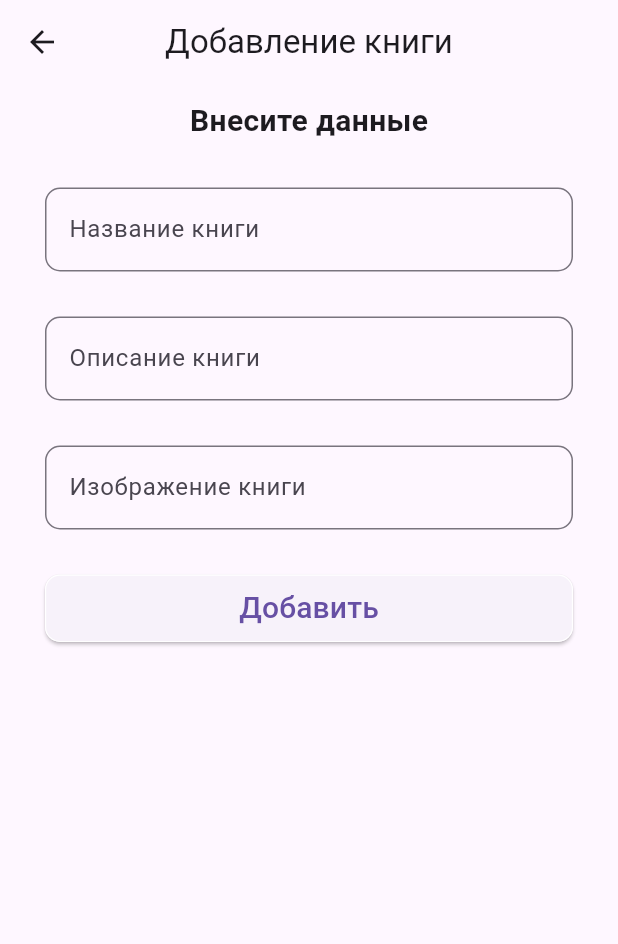
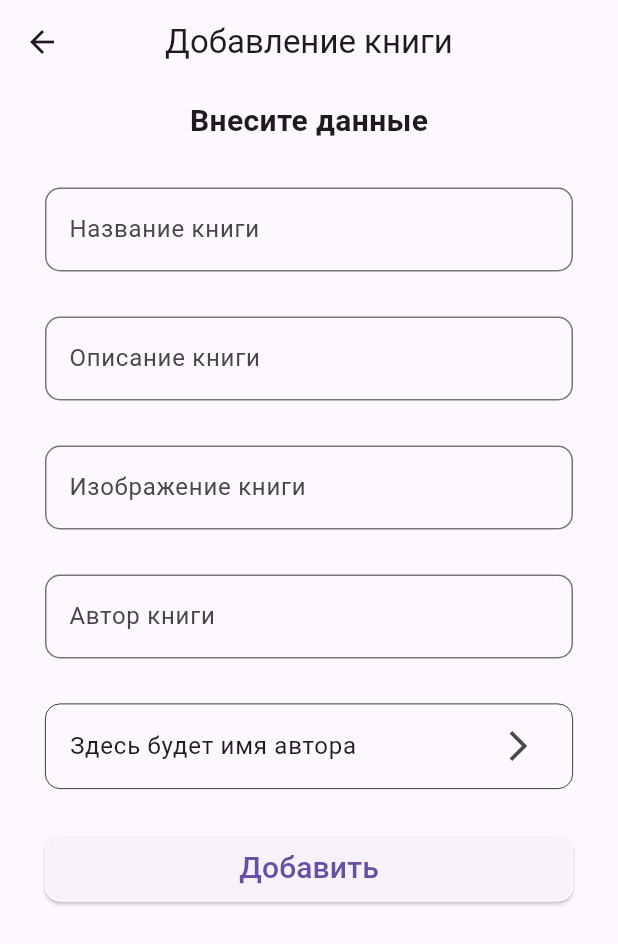
Before and after one commit to SokolovAndr/my_library_flutter, a Flutter app: the BookScreen screen opened directly, on a phone screen of 412 x 824 dp. Shown: the top 944 px of the screen. Run offline on Flutter 3.47's test engine with Material 3 defaults, Android fonts, the phone set to English and light mode, and no system bars; our stand-ins replace sqflite; accounts and stored records are empty.

Commit message:
дальнейшая работа

```diff
--- a/lib/models/book_model.dart
+++ b/lib/models/book_model.dart
@@ -3,20 +3,25 @@ class Book {
   final String title;
   final String description;
   final String image;
+  final int? authorId;
 
-  const Book({required this.title, required this.description, required this.image, this.id});
+  const Book({required this.title, required this.description, required this.image, this.id, this.authorId});
 
   factory Book.fromJson(Map<String, dynamic> json) => Book(
       id: json['id'],
       title: json['title'],
       description: json['description'],
-      image: json['image']
+      image: json['image'],
+      authorId: json['authorId'],
   );
 
   Map<String, dynamic> toJson() => {
         'id': id,
         'title': title,
         'description': description,
-        'image': image
+        'image': image,
+        'authorId': authorId
       };
+
+  //function is required to convert a Book object into a map object that can be stored in the database.
 }
--- /dev/null
+++ b/lib/models/book_model_new.dart
@@ -0,0 +1,25 @@
+class NewBook {
+  final int? id;
+  final String title;
+  final String description;
+  final String image;
+  final String author;
+
+  const NewBook({required this.title, required this.description, required this.image, this.id, required this.author});
+
+  factory NewBook.fromJson(Map<String, dynamic> json) => NewBook(
+    id: json['id'],
+    title: json['title'],
+    description: json['description'],
+    image: json['image'],
+    author: json['author'],
+  );
+
+  Map<String, dynamic> toJson() => {
+    'id': id,
+    'title': title,
+    'description': description,
+    'image': image,
+    'author': author
+  };
+}
--- a/lib/screens/book_screen.dart
+++ b/lib/screens/book_screen.dart
@@ -1,27 +1,36 @@
 import 'package:flutter/material.dart';
 import 'package:my_library_flutter/models/book_model.dart';
+import 'package:my_library_flutter/screens/authors_for_choosing_screen.dart';
+import 'package:my_library_flutter/screens/authors_screen.dart';
 import 'package:my_library_flutter/services/database_helper.dart';
 
-class BookScreen extends StatelessWidget {
+class BookScreen extends StatefulWidget {
   final Book? book;
   const BookScreen({Key? key, this.book}) : super(key: key);
 
+  @override
+  State<BookScreen> createState() => _BookScreenState();
+}
+
+class _BookScreenState extends State<BookScreen> {
   @override
   Widget build(BuildContext context) {
     final titleController = TextEditingController();
     final descriptionController = TextEditingController();
     final imageController = TextEditingController();
+    final authorController = TextEditingController();
 
-    if (book != null) {
-      titleController.text = book!.title;
-      descriptionController.text = book!.description;
-      imageController.text = book!.image;
+    if (widget.book != null) {
+      titleController.text = widget.book!.title;
+      descriptionController.text = widget.book!.description;
+      imageController.text = widget.book!.image;
+      authorController.text = widget.book!.authorId.toString();
     }
 
     return Scaffold(
       //resizeToAvoidBottomInset: false,
       appBar: AppBar(
-        title: Text(book == null ? 'Добавление книги' : 'Редактирование книги'),
+        title: Text(widget.book == null ? 'Добавление книги' : 'Редактирование книги'),
         centerTitle: true,
       ),
       body: Padding(
@@ -97,6 +106,58 @@ class BookScreen extends StatelessWidget {
                 //maxLines: 5,
               ),
             ),
+            Padding(
+              padding: const EdgeInsets.only(top: 30.0),
+              child: TextFormField(
+                controller: authorController,
+                decoration: const InputDecoration(
+                    hintText: 'Автор',
+                    labelText: 'Автор книги',
+                    border: OutlineInputBorder(
+                        borderSide: BorderSide(
+                          color: Colors.white,
+                          width: 0.75,
+                        ),
+                        borderRadius: BorderRadius.all(
+                          Radius.circular(10.0),
+                        ))),
+                keyboardType: TextInputType.multiline,
+                onChanged: (str) {},
+                //maxLines: 5,
+              ),
+            ),
+            Padding(
+              padding: const EdgeInsets.only(top: 30.0),
+              child: ListTile(
+                shape: RoundedRectangleBorder(
+                  side: BorderSide(width: 0.5),
+                  borderRadius: BorderRadius.circular(10), //<-- SEE HERE
+                ),
+                title: Text("Здесь будет имя автора"),
+                trailing: const Icon(Icons.arrow_forward_ios),
+                onTap: ()  async {
+                  await Navigator.push(
+                      context,
+                      MaterialPageRoute(
+                          builder: (context) =>
+                              const AuthorsForChoosingScreen()
+                      ));
+                  setState(() {});
+                },
+              ),
+            ),
+/*            Padding(
+              padding: const EdgeInsets.only(top: 30.0),
+              child: ListTile(
+                shape: RoundedRectangleBorder(
+                  side: BorderSide(width: 0.5),
+                  borderRadius: BorderRadius.circular(10), //<-- SEE HERE
+                ),
+                title: Text("Здесь будет выбор жанра"),
+                trailing: const Icon(Icons.arrow_forward_ios),
+                onTap: () {},
+              ),
+            ),*/
             const Spacer(),
             Padding(
               padding: const EdgeInsets.only(bottom: 20.0, top: 30),
@@ -108,10 +169,12 @@ class BookScreen extends StatelessWidget {
                       final title = titleController.value.text;
                       final description = descriptionController.value.text;
                       final image = imageController.value.text;
+                      final author = authorController.value.text;
 
                       if (title.isEmpty ||
                           description.isEmpty ||
-                          image.isEmpty) {
+                          image.isEmpty||
+                          author.isEmpty) {
                         return;
                       }
 
@@ -119,8 +182,9 @@ class BookScreen extends StatelessWidget {
                           title: title,
                           description: description,
                           image: image,
-                          id: book?.id);
-                      if (book == null) {
+                          authorId: int.parse(author),
+                          id: widget.book?.id);
+                      if (widget.book == null) {
                         await DatabaseHelper.addBook(model);
                       } else {
                         await DatabaseHelper.updateBook(model);
@@ -139,7 +203,7 @@ class BookScreen extends StatelessWidget {
                                   Radius.circular(10.0),
                                 )))),
                     child: Text(
-                      book == null ? 'Добавить' : 'Редактировать',
+                      widget.book == null ? 'Добавить' : 'Редактировать',
                       style: const TextStyle(fontSize: 20),
                     )),
               ),
@@ -147,123 +211,6 @@ class BookScreen extends StatelessWidget {
           ],
         ),
       ),
-
-      /*Padding(
-        padding: const EdgeInsets.symmetric(vertical: 10, horizontal: 30),
-        child:
-        Column(
-          children: [
-            const Padding(
-              padding: EdgeInsets.only(bottom: 30),
-              child: Center(
-                child: Text(
-                  'Внесите данные',
-                  style: TextStyle(fontSize: 20, fontWeight: FontWeight.bold),
-                ),
-              ),
-            ),
-            Padding(
-              padding: const EdgeInsets.only(bottom: 30.0),
-              child: TextFormField(
-                controller: titleController,
-                textCapitalization: TextCapitalization.sentences,  //текст с заглавной буквы
-                maxLines: 1,
-                decoration: const InputDecoration(
-                    hintText: 'Название',
-                    labelText: 'Название книги',
-                    border: OutlineInputBorder(
-                        borderSide: BorderSide(
-                          color: Colors.white,
-                          width: 0.75,
-                        ),
-                        borderRadius: BorderRadius.all(
-                          Radius.circular(10.0),
-                        ))),
-              ),
-            ),
-            TextFormField(
-              controller: descriptionController,
-              textCapitalization: TextCapitalization.sentences,
-              decoration: const InputDecoration(
-                  hintText: 'Описание',
-                  labelText: 'Описание книги',
-                  border: OutlineInputBorder(
-                      borderSide: BorderSide(
-                        color: Colors.white,
-                        width: 0.75,
-                      ),
-                      borderRadius: BorderRadius.all(
-                        Radius.circular(10.0),
-                      ))),
-              keyboardType: TextInputType.multiline,
-              onChanged: (str) {},
-              //maxLines: 5,
-              maxLines: 1,
-            ),
-            Padding(
-              padding: const EdgeInsets.only(top: 30.0),
-              child: TextFormField(
-                controller: imageController,
-                decoration: const InputDecoration(
-                    hintText: 'Изображение',
-                    labelText: 'Изображение книги',
-                    border: OutlineInputBorder(
-                        borderSide: BorderSide(
-                          color: Colors.white,
-                          width: 0.75,
-                        ),
-                        borderRadius: BorderRadius.all(
-                          Radius.circular(10.0),
-                        ))),
-                keyboardType: TextInputType.multiline,
-                onChanged: (str) {},
-                //maxLines: 5,
-              ),
-            ),
-            const Spacer(),
-            Padding(
-              padding: const EdgeInsets.only(bottom: 20.0),
-              child: SizedBox(
-                height: 45,
-                width: MediaQuery.of(context).size.width,
-                child: ElevatedButton(
-                    onPressed: () async {
-                      final title = titleController.value.text;
-                      final description = descriptionController.value.text;
-                      final image = imageController.value.text;
-
-                      if (title.isEmpty || description.isEmpty || image.isEmpty) {
-                        return;
-                      }
-
-                      final Book model = Book(title: title, description: description, image: image, id: book?.id);
-                      if(book == null){
-                        await DatabaseHelper.addBook(model);
-                      }else{
-                        await DatabaseHelper.updateBook(model);
-                      }
-
-                      Navigator.pop(context);
-                    },
-                    style: ButtonStyle(
-                        shape: MaterialStateProperty.all(
-                            const RoundedRectangleBorder(
-                                side: BorderSide(
-                                  color: Colors.white,
-                                  width: 0.75,
-                                ),
-                                borderRadius: BorderRadius.all(
-                                  Radius.circular(10.0),
-                                )))),
-                    child: Text( book == null
-                        ? 'Добавить' : 'Редактировать',
-                      style: const TextStyle(fontSize: 20),
-                    )),
-              ),
-            )*/
-      // ],
-      //),
-      //),
     );
   }
 }
--- a/lib/services/database_helper.dart
+++ b/lib/services/database_helper.dart
@@ -1,5 +1,6 @@
 import 'package:my_library_flutter/models/author_model.dart';
 import 'package:my_library_flutter/models/book_model.dart';
+import 'package:my_library_flutter/models/book_model_new.dart';
 import 'package:my_library_flutter/models/genre_model.dart';
 import 'package:my_library_flutter/models/reader_model.dart';
 import 'package:path/path.dart';
@@ -13,7 +14,7 @@ class DatabaseHelper {
     return openDatabase(join(await getDatabasesPath(), _dbName),
         onCreate: (db, version) async {
           await db.execute(
-              "CREATE TABLE Book(id INTEGER PRIMARY KEY, title TEXT NOT NULL, description TEXT NOT NULL, image TEXT NOT NULL)"
+              "CREATE TABLE Book(id INTEGER PRIMARY KEY, title TEXT NOT NULL, description TEXT NOT NULL, image TEXT NOT NULL, authorId INTEGER NOT NULL, FOREIGN KEY(authorId) REFERENCES Author(id))"
           );
           await db.execute(
               "CREATE TABLE Genre(id INTEGER PRIMARY KEY, name TEXT NOT NULL)"
@@ -56,6 +57,15 @@ class DatabaseHelper {
       return null;
     }
     return List.generate(maps.length, (index) => Book.fromJson(maps[index]));
+  }
+
+  static Future<List<NewBook>?> getAllNewBooks() async {
+    final db = await _getDB();
+    final List<Map<String, dynamic>> maps = await db.rawQuery("SELECT Book.id, Book.title, Book.description, Book.image, Author.name AS author FROM Book JOIN Author ON Book.authorId = Author.id");
+    if (maps.isEmpty) {
+      return null;
+    }
+    return List.generate(maps.length, (index) => NewBook.fromJson(maps[index]));
   }
 
   static Future<int> addGenre (Genre genre) async {
@@ -119,6 +129,14 @@ class DatabaseHelper {
     return List.generate(maps.length, (index) => Author.fromJson(maps[index]));
   }
 
+  /*static Future<Author?> getAuthorName(int id) async {
+    final db = await _getDB();
+    final res = await db.query("SELECT name from AUTHOR WHERE id = ?", where: 'id = ?',
+        whereArgs: [id]);
+    return Author.fromJson(res.first);
+  }*/
+
+
   static Future<int> addReader (Reader reader) async {
     final db = await _getDB();
     return await db.insert("Reader", reader.toJson(),
```
Also changed, not shown: lib/screens/authors_for_choosing_screen.dart (added, +58 -0 lines), lib/widgets/author_for_choosing_widget.dart (added, +58 -0 lines), lib/widgets/book_widget.dart (+13 -0 lines).
